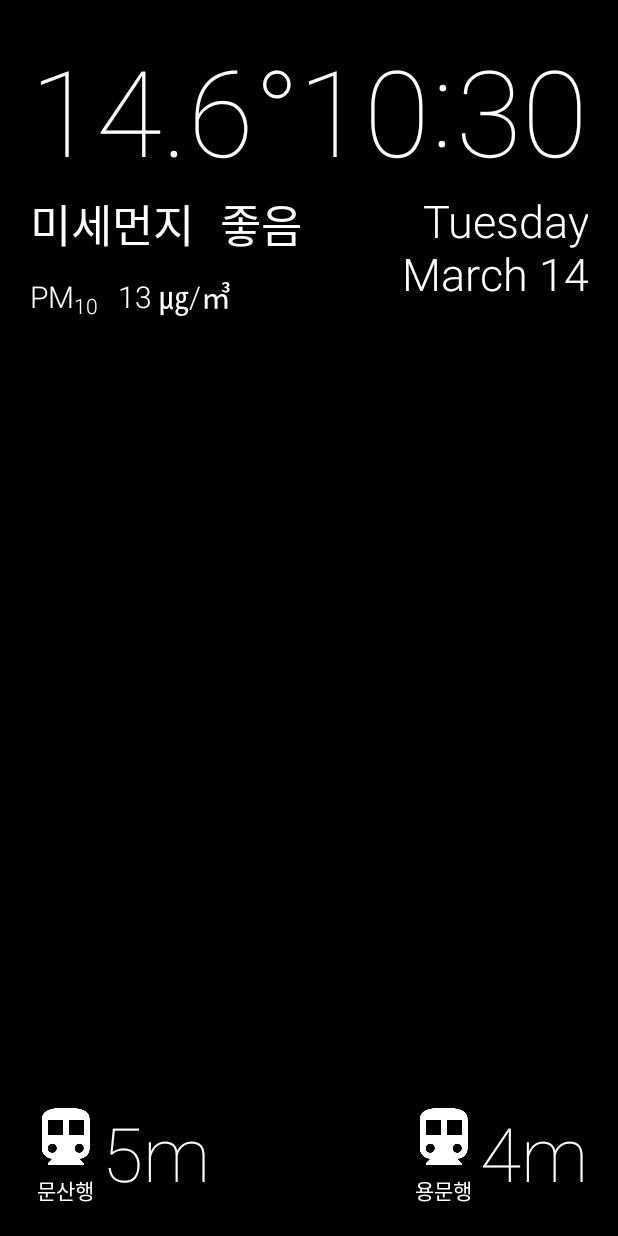
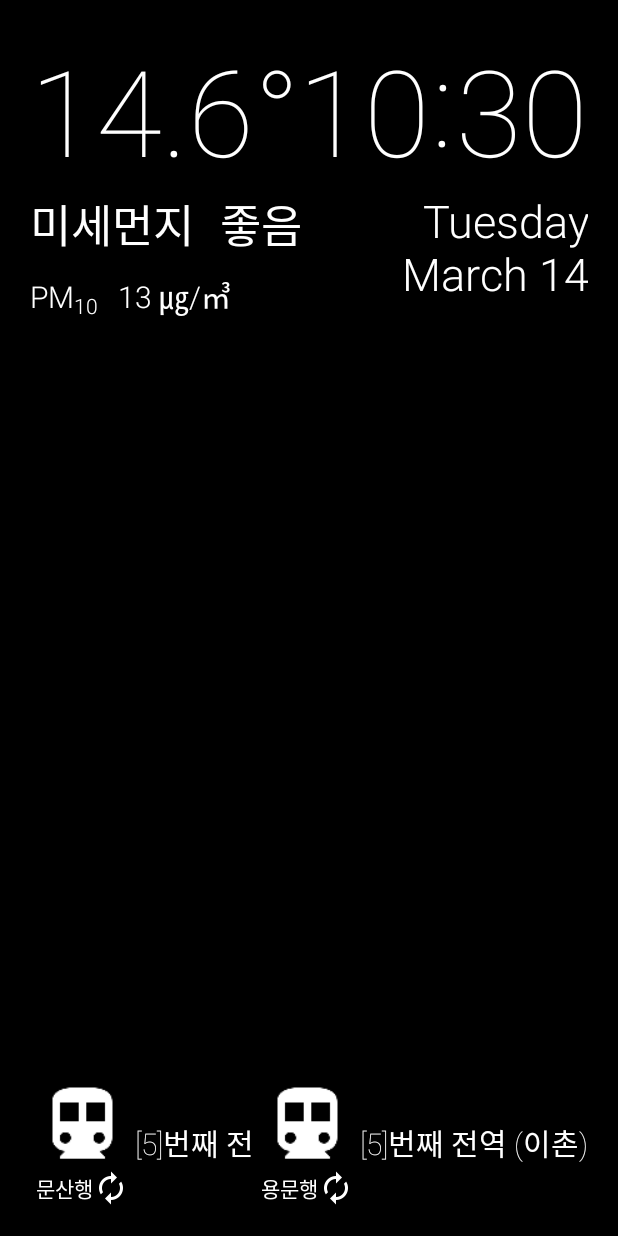
Before and after one commit to 37eiddie/snow_white, an Android app: the layout activity_main.xml on its own in the app's theme, with its tools: preview values and no code run, on a phone screen of 412 x 824 dp. Run offline under Robolectric (Android 15) with nearby library versions, the phone set to English and light mode, and no system bars; Roboto replaces fonts that are not available here.

Commit message:
subway data working...

```diff
--- a/app/src/main/res/layout/activity_main.xml
+++ b/app/src/main/res/layout/activity_main.xml
@@ -121,7 +121,8 @@
         android:layout_width="match_parent"
         android:layout_height="wrap_content"
         android:layout_below="@+id/day_of_the_week"
-        android:layout_marginTop="25dp"
+        android:layout_marginTop="20dp"
+        android:layout_marginBottom="20dp"
         android:clipToPadding="false"
         android:nestedScrollingEnabled="false"
         android:orientation="horizontal"
@@ -140,9 +141,15 @@
 
             <ImageView
                 android:id="@+id/image_subway_up"
-                android:layout_width="wrap_content"
-                android:layout_height="wrap_content"
+                android:layout_width="70dp"
+                android:layout_height="60dp"
                 android:src="@drawable/ic_directions_subway_white_48dp" />
+
+            <LinearLayout
+                android:layout_width="match_parent"
+                android:layout_height="match_parent"
+                android:orientation="horizontal"
+                android:gravity="center">
 
                 <TextView
                     android:id="@+id/text_subway_destination_up"
@@ -153,15 +160,24 @@
                     android:text="문산행"
                     android:textColor="@android:color/white" />
 
+                <ImageView
+                    android:id="@+id/subway_up_refresh_icon"
+                    android:layout_width="wrap_content"
+                    android:layout_height="wrap_content"
+                    android:src="@drawable/ic_autorenew_white_24dp" />
+            </LinearLayout>
+
         </LinearLayout>
 
         <TextView
+            android:id="@+id/text_subway_up"
             android:layout_width="wrap_content"
             android:layout_height="match_parent"
             android:fontFamily="sans-serif-thin"
             android:textColor="@android:color/white"
-            android:textSize="50dp"
-            android:text="5m" />
+            android:textSize="20dp"
+            android:gravity="center_vertical"
+            tools:text="[5]번째 전역 (이촌)"/>
 
     </LinearLayout>
 
@@ -179,9 +195,14 @@
 
             <ImageView
                 android:id="@+id/image_subway_down"
-                android:layout_width="wrap_content"
-                android:layout_height="wrap_content"
-                android:src="@drawable/ic_directions_subway_white_48dp" />
+                android:layout_width="70dp"
+                android:layout_height="60dp"
+                android:src="@drawable/ic_directions_subway_white_48dp"/>
+
+            <LinearLayout
+                android:layout_width="match_parent"
+                android:layout_height="match_parent"
+                android:gravity="center">
 
                 <TextView
                     android:id="@+id/text_subway_destination_down"
@@ -192,15 +213,24 @@
                     android:text="용문행"
                     android:textColor="@android:color/white" />
 
+                <ImageView
+                    android:id="@+id/subway_down_refresh_icon"
+                    android:layout_width="wrap_content"
+                    android:layout_height="wrap_content"
+                    android:src="@drawable/ic_autorenew_white_24dp" />
+
+            </LinearLayout>
         </LinearLayout>
 
         <TextView
+            android:id="@+id/text_subway_down"
             android:layout_width="wrap_content"
             android:layout_height="match_parent"
             android:fontFamily="sans-serif-thin"
             android:textColor="@android:color/white"
-            android:textSize="50dp"
-            android:text="4m" />
+            android:textSize="20dp"
+            android:gravity="center_vertical"
+            tools:text="[5]번째 전역 (이촌)"/>
 
     </LinearLayout>
 
```
Also changed, not shown: app/src/main/java/com/eiddie/snowwhite/MainActivity.java (+64 -0 lines), app/src/main/java/com/eiddie/snowwhite/model/BodyMetroItem.java (added, +72 -0 lines), app/src/main/java/com/eiddie/snowwhite/model/HeaderMetroItem.java (added, +70 -0 lines), app/src/main/java/com/eiddie/snowwhite/model/MetroInfo.java (added, +30 -0 lines), app/src/main/java/com/eiddie/snowwhite/service/MetroService.java (added, +12 -0 lines), app/src/main/res/drawable-hdpi/ic_autorenew_white_24dp.png (added), app/src/main/res/drawable-mdpi/ic_autorenew_white_24dp.png (added), app/src/main/res/drawable-xhdpi/ic_autorenew_white_24dp.png (added), app/src/main/res/drawable-xxhdpi/ic_autorenew_white_24dp.png (added), app/src/main/res/drawable-xxxhdpi/ic_autorenew_white_24dp.png (added), app/src/main/res/ic_autorenew_white_24dp.png (added). Lines whose indentation alone changed are shown as unchanged.
